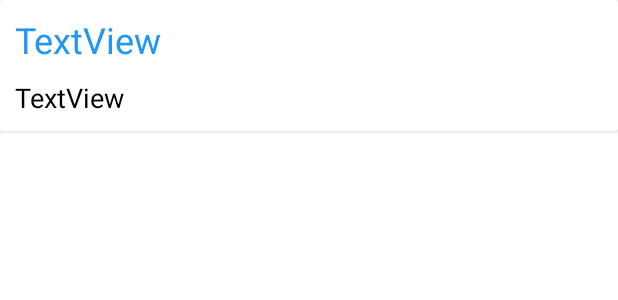
After one commit to pranav2811/NotesApp, an Android app: the layout note_item.xml on its own in the app's theme, with its tools: preview values and no code run, on a phone screen of 412 x 824 dp. The commit adds this screen. Shown: the top 300 px of the screen. Run offline under Robolectric (Android 15) with nearby library versions, the phone set to English and light mode, and no system bars.

Commit message:
added reycler view

```diff
--- a/app/src/main/res/layout/activity_main.xml
+++ b/app/src/main/res/layout/activity_main.xml
@@ -6,13 +6,14 @@
     android:layout_height="match_parent"
     tools:context=".MainActivity">
 
-    <TextView
-        android:layout_width="wrap_content"
-        android:layout_height="wrap_content"
-        android:text="Hello World!"
+    <androidx.recyclerview.widget.RecyclerView
+        android:layout_width="match_parent"
+        android:layout_height="match_parent"
+        tools:listitem="@layout/note_item"
         app:layout_constraintBottom_toBottomOf="parent"
         app:layout_constraintEnd_toEndOf="parent"
         app:layout_constraintStart_toStartOf="parent"
         app:layout_constraintTop_toTopOf="parent" />
 
+
 </androidx.constraintlayout.widget.ConstraintLayout>
--- /dev/null
+++ b/app/src/main/res/layout/note_item.xml
@@ -0,0 +1,30 @@
+<?xml version="1.0" encoding="utf-8"?>
+<androidx.cardview.widget.CardView xmlns:android="http://schemas.android.com/apk/res/android"
+    android:layout_width="match_parent"
+    android:layout_height="wrap_content">
+
+    <LinearLayout
+        android:layout_width="match_parent"
+        android:layout_height="wrap_content"
+        android:layout_margin="10dp"
+        android:orientation="vertical">
+
+        <TextView
+            android:id="@+id/textViewTitle"
+            android:layout_width="match_parent"
+            android:layout_height="wrap_content"
+            android:text="TextView"
+            android:textColor="#2196F3"
+            android:textSize="24sp" />
+
+        <TextView
+            android:id="@+id/textViewDescription"
+            android:layout_width="match_parent"
+            android:layout_height="wrap_content"
+            android:layout_marginTop="10dp"
+            android:text="TextView"
+            android:textColor="#000000"
+            android:textSize="18sp" />
+
+    </LinearLayout>
+</androidx.cardview.widget.CardView>
```
